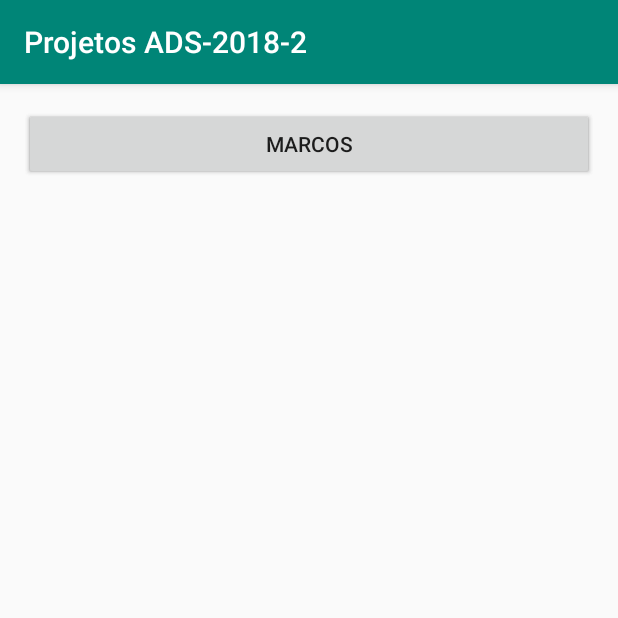
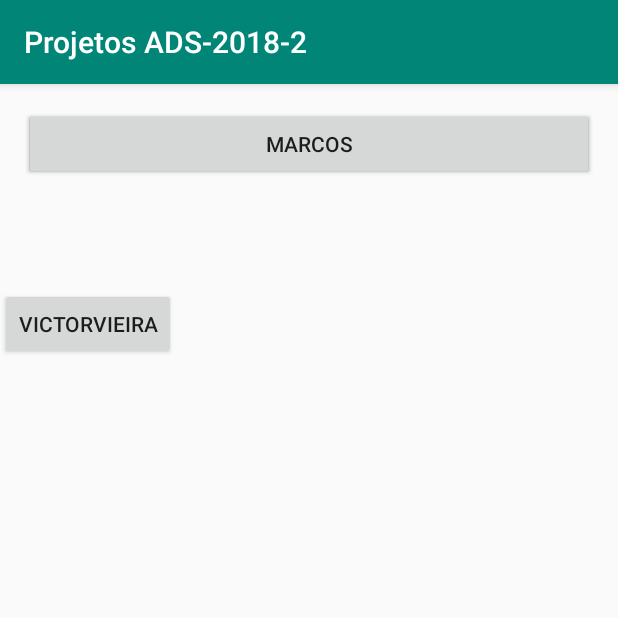
Before and after one commit to serufo/ADS20182, an Android app: the screen it shows after launch (MainActivity), on a phone screen of 412 x 824 dp, the top half of it. Run offline under Robolectric (Android 15) with nearby library versions, the phone set to English and light mode, and no system bars.

Commit message:
Criamos um novo botao para a nova activity

```diff
--- a/app/src/main/AndroidManifest.xml
+++ b/app/src/main/AndroidManifest.xml
@@ -17,7 +17,8 @@
                 <category android:name="android.intent.category.LAUNCHER" />
             </intent-filter>
         </activity>
-        <activity android:name=".ProfSerufo"></activity>
+        <activity android:name=".ProfSerufo" />
+        <activity android:name=".atvvictor2"></activity>
     </application>
 
 </manifest>
--- a/app/src/main/java/com/example/ads_2018_2/MainActivity.java
+++ b/app/src/main/java/com/example/ads_2018_2/MainActivity.java
@@ -26,6 +26,19 @@ public class MainActivity extends AppCompatActivity {
             }
         });
 
+        //[Victor] Fim do código do Victor
+
+        //[Victor] Codigo para mudar para pagina do Victor
+
+        Button btnVictorVieira = findViewById(R.id.btnVictorVieira);
+        btnVictorVieira.setOnClickListener(new View.OnClickListener() {
+            @Override
+            public void onClick(View v) {
+                Intent intent = new Intent(MainActivity.this, atvvictor2.class);
+                startActivity(intent);
+            }
+        });
+
         //[SERUFO] Fim do código do SERUFO
 
 
--- a/app/src/main/res/layout/activity_main.xml
+++ b/app/src/main/res/layout/activity_main.xml
@@ -34,5 +34,14 @@
         app:layout_constraintStart_toStartOf="parent"
         app:layout_constraintTop_toTopOf="parent" />
 
+    <Button
+        android:id="@+id/btnVictorVieira"
+        android:layout_width="wrap_content"
+        android:layout_height="wrap_content"
+        android:layout_marginTop="72dp"
+        android:text="VictorVieira"
+        app:layout_constraintTop_toBottomOf="@+id/btnSerufo"
+        tools:layout_editor_absoluteX="134dp" />
+
 
 </android.support.constraint.ConstraintLayout>
```
Also changed, not shown: app/src/main/java/com/example/ads_2018_2/atvvictor2.java (added, +13 -0 lines), app/src/main/res/layout/activity_atvvictor2.xml (added, +9 -0 lines).
